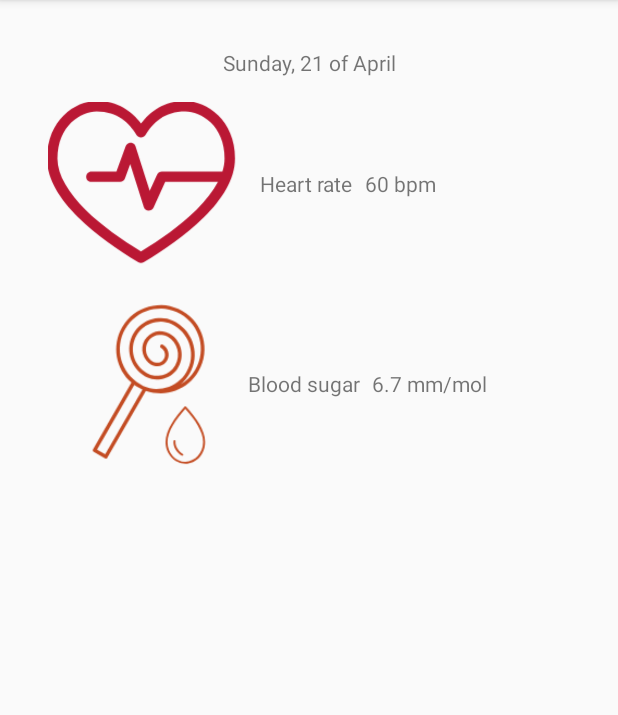
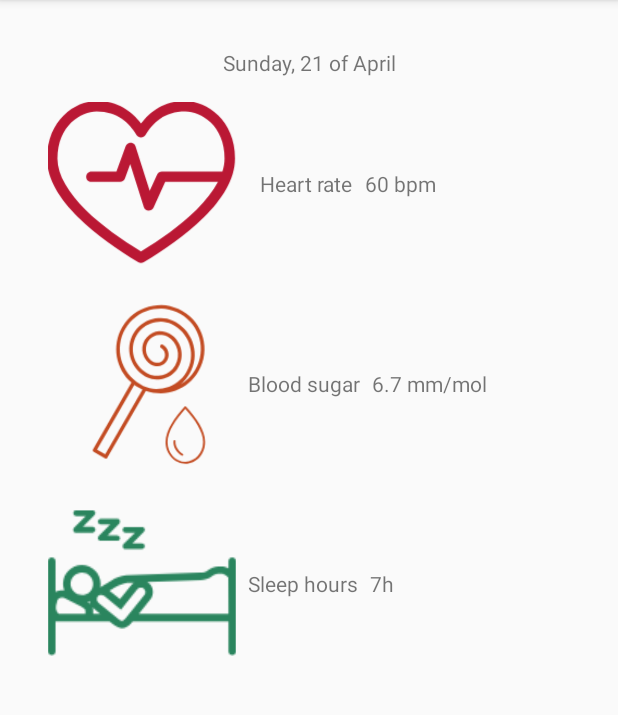
Before and after one commit to cyber-gh/YourHealth, an Android app: the fragment GeneralStatsFragment shown on its own in the app's theme, on a phone screen of 412 x 824 dp, the part 84-799 px from its top. Run offline under Robolectric (Android 15) with nearby library versions, the phone set to English and light mode, and no system bars; our stand-ins replace Firebase (no records; nobody signed in at launch, a user with empty details on screens opened directly), RxJava; 3 statements that could not run were skipped.

Commit message:
update 4

```diff
--- a/app/src/main/java/com/example/yourhealth/Data/Repository.kt
+++ b/app/src/main/java/com/example/yourhealth/Data/Repository.kt
@@ -13,6 +13,11 @@ import com.qlibrary.library.errAlert
 import com.qlibrary.utils.Res
 import com.qlibrary.utils.delegates.prefString
 import com.qlibrary.utils.extensions.toast
+import com.google.firebase.database.DatabaseError
+import com.google.firebase.database.DataSnapshot
+import com.google.firebase.database.ValueEventListener
+
+
 
 val Rep = Repository()
 
@@ -22,6 +27,10 @@ class Repository {
     private val database = FirebaseDatabase.getInstance()
 
     var userGeneralStats = MutableLiveData<GeneralInfo>()
+
+    init {
+
+    }
 
     var username by prefString("")
     var password by prefString("")
@@ -42,11 +51,26 @@ class Repository {
         }
     }
 
-    fun updateDatabase() {
-        val ref = database.getReference("general")
-        val info = GeneralInfo()
-        ref.setValue(info)
+    fun loadUserGeneralStats() {
 
+    }
+
+    fun getGeneralStats() {
+        val ref = database.getReference("test/GeneralStats")
+
+        ref.addValueEventListener(object : ValueEventListener {
+            override fun onDataChange(dataSnapshot: DataSnapshot) {
+                // This method is called once with the initial value and again
+                // whenever data at this location is updated.
+                userGeneralStats.value = dataSnapshot.getValue(GeneralInfo::class.java)
+                Log.d(TAG, "Value retrieved: " )
+            }
+
+            override fun onCancelled(error: DatabaseError) {
+                // Failed to read value
+                Log.w(TAG, "Failed to read value.", error.toException())
+            }
+        })
     }
 
 
--- a/app/src/main/java/com/example/yourhealth/MainActivity.kt
+++ b/app/src/main/java/com/example/yourhealth/MainActivity.kt
@@ -13,6 +13,7 @@ import androidx.appcompat.app.AppCompatActivity
 import androidx.appcompat.widget.Toolbar
 import android.view.Menu
 import androidx.core.app.ActivityCompat
+import androidx.core.view.isVisible
 import androidx.fragment.app.Fragment
 import com.qlibrary.library.QActivity
 import kotlinx.android.synthetic.main.app_bar_main.*
@@ -88,7 +89,7 @@ class MainActivity : QActivity(), NavigationView.OnNavigationItemSelectedListene
         // Handle navigation view item clicks here.
         when (item.itemId) {
             R.id.nav_home -> {
-                // Handle the camera action
+                Router.showGeneralStatsFragment()
             }
             R.id.nav_gallery -> {
 
--- a/app/src/main/java/com/example/yourhealth/ui/views/GeneralStatsFragment.kt
+++ b/app/src/main/java/com/example/yourhealth/ui/views/GeneralStatsFragment.kt
@@ -2,18 +2,23 @@ package com.example.yourhealth.ui.views
 
 import android.os.Bundle
 import android.view.View
+import androidx.lifecycle.Observer
 import com.example.yourhealth.Data.Rep
 import com.example.yourhealth.R
 import com.example.yourhealth.models.GeneralInfo
 import com.qlibrary.library.QFragment
+import kotlinx.android.synthetic.main.user_stats.*
 
 class GeneralStatsFragment: QFragment(R.layout.user_stats) {
-
-    private var stats: GeneralInfo? = null
 
     override fun onViewCreated(view: View, savedInstanceState: Bundle?) {
         super.onViewCreated(view, savedInstanceState)
 
-        stats = Rep.userGeneralStats.value
+        Rep.getGeneralStats()
+        Rep.userGeneralStats.observe(this, Observer {
+            heartRateLabel.text = it.bloodPressure.toString()
+            bloodSugarLabel.text = it.sugarLevel.toString()
+            sleepHoursLabel.text = it.sleepHours.toString()
+        })
     }
 }
--- a/app/src/main/res/layout/user_stats.xml
+++ b/app/src/main/res/layout/user_stats.xml
@@ -41,14 +41,34 @@
             android:text="60 bpm"
             android:layout_width="wrap_content"
             android:layout_height="wrap_content"
-            android:id="@+id/textView8" app:layout_constraintStart_toEndOf="@+id/textView6"
+            android:id="@+id/heartRateLabel" app:layout_constraintStart_toEndOf="@+id/textView6"
             android:layout_marginStart="8dp"
             app:layout_constraintTop_toTopOf="@+id/textView6" app:layout_constraintBottom_toBottomOf="@+id/textView6"/>
     <TextView
             android:text="6.7 mm/mol"
             android:layout_width="wrap_content"
             android:layout_height="wrap_content"
-            android:id="@+id/textView9" app:layout_constraintStart_toEndOf="@+id/textView7"
+            android:id="@+id/bloodSugarLabel" app:layout_constraintStart_toEndOf="@+id/textView7"
             android:layout_marginStart="8dp"
             app:layout_constraintTop_toTopOf="@+id/textView7" app:layout_constraintBottom_toBottomOf="@+id/textView7"/>
+    <ImageView
+            android:layout_width="125dp"
+            android:layout_height="125dp" app:srcCompat="@drawable/sleep_hours"
+            android:id="@+id/imageView3"
+            app:layout_constraintEnd_toEndOf="@+id/imageView4" app:layout_constraintStart_toStartOf="@+id/imageView4"
+            android:layout_marginTop="8dp" app:layout_constraintTop_toBottomOf="@+id/imageView4"/>
+    <TextView
+            android:text="Sleep hours"
+            android:layout_width="wrap_content"
+            android:layout_height="wrap_content"
+            android:id="@+id/textView2" app:layout_constraintStart_toEndOf="@+id/imageView3"
+            android:layout_marginStart="8dp" app:layout_constraintTop_toTopOf="@+id/imageView3"
+            app:layout_constraintBottom_toBottomOf="@+id/imageView3"/>
+    <TextView
+            android:text="7h"
+            android:layout_width="wrap_content"
+            android:layout_height="wrap_content"
+            android:id="@+id/sleepHoursLabel"
+            app:layout_constraintTop_toTopOf="@+id/textView2" app:layout_constraintBottom_toBottomOf="@+id/textView2"
+            app:layout_constraintStart_toEndOf="@+id/textView2" android:layout_marginStart="8dp"/>
 </androidx.constraintlayout.widget.ConstraintLayout>
```
Also changed, not shown: app/src/main/res/drawable/sleep_hours.png (added).
